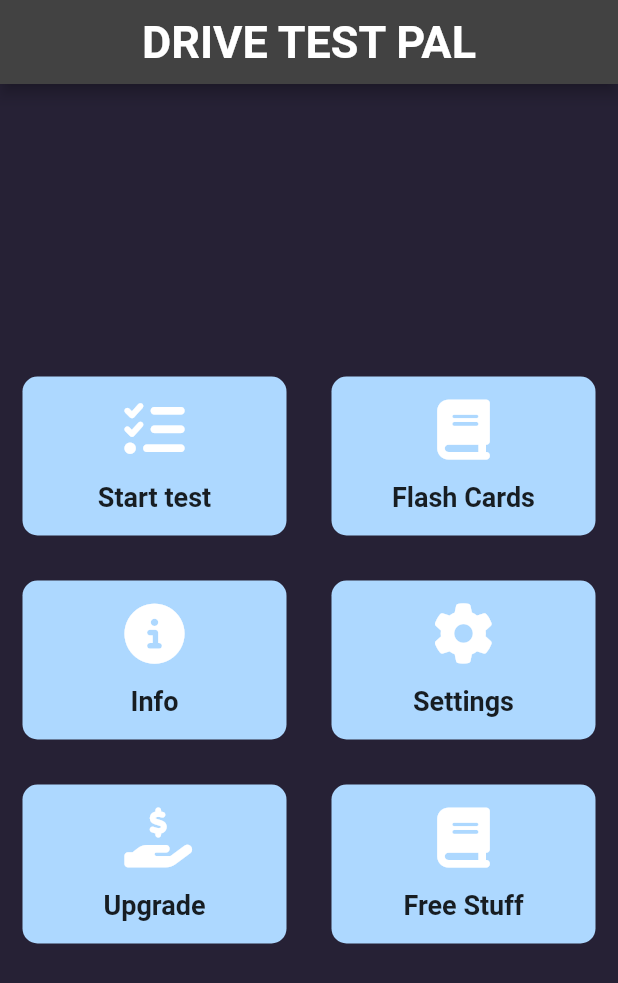
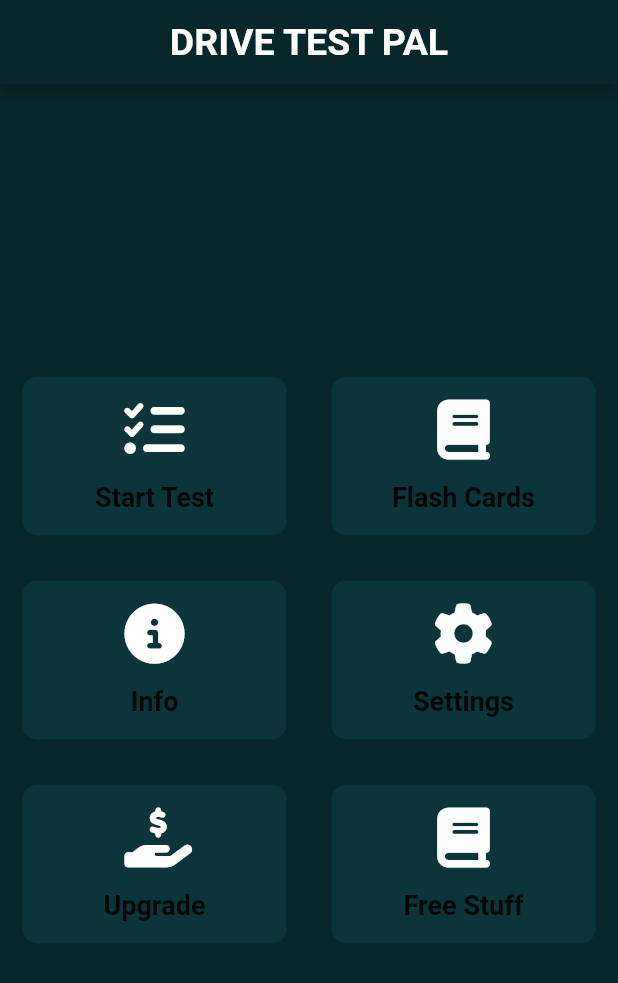
Before and after one commit to MJI-Abir/Drive-TestPal, a Flutter app: the screen it shows after launch, on a phone screen of 412 x 824 dp. Shown: the top 983 px of the screen. Run offline on Flutter 3.47's test engine with Material 2 defaults, Android fonts, the phone set to English and light mode, and no system bars; our stand-ins replace font_awesome_flutter.

Commit message:
modified the home page and also created the question_category_screen with navigation functionality

```diff
--- a/lib/components/icon_content.dart
+++ b/lib/components/icon_content.dart
@@ -3,7 +3,7 @@ import 'package:drive_test_pal/constants.dart';
 
 class IconContent extends StatelessWidget {
 
-  IconContent({required this.icon, required this.label});
+  const IconContent({super.key, required this.icon, required this.label});
 
   final IconData icon;
   final String label;
--- a/lib/components/reusable_card.dart
+++ b/lib/components/reusable_card.dart
@@ -1,24 +1,84 @@
 import 'package:flutter/material.dart';
 
-class ReusableCard extends StatelessWidget {
-  ReusableCard({required this.cardChild, required this.onPress});
+class ReusableCard extends StatefulWidget {
+  final Color color;
+  final Widget cardChild;
+  final VoidCallback? onPress;
+  const ReusableCard(
+      {required this.color,
+      required this.cardChild,
+      required this.onPress});
 
-  final Widget cardChild;
-  final Function onPress;
+  @override
+  State<ReusableCard> createState() => _ReusableCardState();
+}
 
+class _ReusableCardState extends State<ReusableCard> {
   @override
   Widget build(BuildContext context) {
     return GestureDetector(
-      onTap: onPress(),
+      onTap: widget.onPress,
       child: Container(
         padding: const EdgeInsets.only(top: 15.0, bottom: 15.0),
         margin: const EdgeInsets.all(15.0),
         decoration: BoxDecoration(
-          color: const Color(0xFFadd8ff),
+          color: widget.color,
           borderRadius: BorderRadius.circular(10.0),
+          // boxShadow: widget.isHovered
+          //     ? [
+          //         BoxShadow(
+          //           color: Colors.black.withOpacity(0.2),
+          //           spreadRadius: 2,
+          //           blurRadius: 5,
+          //           offset: const Offset(0, 2),
+          //         ),
+          //       ]
+          //     : [],
         ),
-        child: cardChild,
+        child: widget.cardChild,
       ),
     );
   }
 }
+
+// class ReusableCard extends statelessWidget {
+//   ReusableCard(
+//       {required this.color,
+//       required this.cardChild,
+//       required this.onPress,
+//       required this.isHovered});
+
+//   final Color color;
+//   final Widget cardChild;
+//   final Function onPress;
+//   final bool isHovered;
+
+//   @override
+//   Widget build(BuildContext context) {
+//     print(isHovered);
+//     return MouseRegion(
+//       child: GestureDetector(
+//         onTap: onPress(),
+//         child: Container(
+//           padding: const EdgeInsets.only(top: 15.0, bottom: 15.0),
+//           margin: const EdgeInsets.all(15.0),
+//           decoration: BoxDecoration(
+//             color: color,
+//             borderRadius: BorderRadius.circular(10.0),
+//             boxShadow: isHovered
+//                 ? [
+//                     BoxShadow(
+//                       color: Colors.black.withOpacity(0.2),
+//                       spreadRadius: 2,
+//                       blurRadius: 5,
+//                       offset: const Offset(0, 2),
+//                     ),
+//                   ]
+//                 : [],
+//           ),
+//           child: cardChild,
+//         ),
+//       ),
+//     );
+//   }
+// }
--- a/lib/constants.dart
+++ b/lib/constants.dart
@@ -1,9 +1,10 @@
 import 'package:flutter/material.dart';
 
-const kBottomContainerHeight = 80.0;
-const kActiveCardColor = Color(0xFF1D1E33);
-const kInactiveCardColor = Color(0xFF111328);
+const kAppThemeColor = Color(0xFF08272c);
+const kActiveCardColor = Color(0xFF0c353b);
+const kInactiveCardColor = Color(0x100c353b);
 const kBottomContainerColor = Color(0xFFEB1555);
+const kAppBarColor = Color(0xFF08272c);
 
 const kLabelTextStyle = TextStyle(
   fontSize: 18.0,
@@ -22,7 +23,17 @@ const kLargeButtonTextStyle = TextStyle(
 );
 
 const kTitleTextStyle = TextStyle(
-  fontSize: 30.0,
+  fontSize: 25.0,
+  fontWeight: FontWeight.bold,
+);
+
+const kQuestionCatTitleStyle = TextStyle(
+  fontSize: 12.0,
+  fontWeight: FontWeight.bold,
+);
+
+const kQuestionCatSubTitleStyle = TextStyle(
+  fontSize: 12.0,
   fontWeight: FontWeight.bold,
 );
 
--- a/lib/main.dart
+++ b/lib/main.dart
@@ -1,5 +1,7 @@
+import 'package:drive_test_pal/constants.dart';
+import 'package:drive_test_pal/screens/question_category_screen.dart';
 import 'package:flutter/material.dart';
-import 'screens/home_page.dart';
+import 'screens/home_screen.dart';
 
 void main() {
   runApp(const DriveTestPal());
@@ -12,10 +14,14 @@ class DriveTestPal extends StatelessWidget {
   Widget build(BuildContext context) {
     return MaterialApp(
       theme: ThemeData.dark().copyWith(
-        primaryColor: Color(0xFF262135),
-        scaffoldBackgroundColor: Color(0xFF262135),
+        primaryColor: kAppThemeColor,
+        scaffoldBackgroundColor: kAppThemeColor,
       ),
-      home: const HomePage(),
+      initialRoute: '/',
+      routes: {
+        '/' :(context) => HomeScreen(),
+        '/first' :(context) => QuestionCategoryScreen(),
+      },
     );
   }
 }
--- a/lib/screens/home_page.dart
+++ /dev/null
@@ -1,91 +0,0 @@
-import 'package:drive_test_pal/components/icon_content.dart';
-import 'package:drive_test_pal/components/reusable_card.dart';
-import 'package:drive_test_pal/constants.dart';
-import 'package:flutter/material.dart';
-import 'package:font_awesome_flutter/font_awesome_flutter.dart';
-
-class HomePage extends StatefulWidget {
-  const HomePage({super.key});
-
-  @override
-  State<HomePage> createState() => _HomePageState();
-}
-
-class _HomePageState extends State<HomePage> {
-  @override
-  Widget build(BuildContext context) {
-    return Scaffold(
-      appBar: AppBar(
-        centerTitle: true,
-        title: const Text('DRIVE TEST PAL', style: kTitleTextStyle,),
-
-      ),
-      body: Column(
-        mainAxisAlignment: MainAxisAlignment.center,
-        children: <Widget>[
-          Row(
-            children: <Widget>[
-              Expanded(
-                child: ReusableCard(
-                  cardChild: IconContent(
-                      icon: FontAwesomeIcons.listCheck, label: 'Start test'),
-                  onPress: () {},
-                ),
-              ),
-              Expanded(
-                child: ReusableCard(
-                  cardChild: IconContent(
-                    icon: FontAwesomeIcons.book,
-                    label: 'Flash Cards',
-                  ),
-                  onPress: () {},
-                ),
-              )
-            ],
-          ),
-          Row(
-            children: <Widget>[
-              Expanded(
-                child: ReusableCard(
-                  cardChild: IconContent(
-                      icon: FontAwesomeIcons.circleInfo, label: 'Info'),
-                  onPress: () {},
-                ),
-              ),
-              Expanded(
-                child: ReusableCard(
-                  cardChild: IconContent(
-                    icon: FontAwesomeIcons.gear,
-                    label: 'Settings',
-                  ),
-                  onPress: () {},
-                ),
-              )
-            ],
-          ),
-          Row(
-            children: <Widget>[
-              Expanded(
-                child: ReusableCard(
-                  cardChild: IconContent(
-                      icon: FontAwesomeIcons.handHoldingDollar,
-                      label: 'Upgrade'),
-                  onPress: () {},
-                ),
-              ),
-              Expanded(
-                child: ReusableCard(
-                  cardChild: IconContent(
-                    icon: FontAwesomeIcons.book,
-                    label: 'Free Stuff',
-                  ),
-                  onPress: () {},
-                ),
-              )
-            ],
-          ),
-        ],
-      ),
-    );
-  }
-}
--- /dev/null
+++ b/lib/screens/home_screen.dart
@@ -0,0 +1,68 @@
+import 'package:drive_test_pal/components/icon_content.dart';
+import 'package:drive_test_pal/components/reusable_card.dart';
+import 'package:drive_test_pal/constants.dart';
+import 'package:flutter/material.dart';
+import 'package:font_awesome_flutter/font_awesome_flutter.dart';
+
+class HomeScreen extends StatefulWidget {
+  const HomeScreen({super.key});
+
+  @override
+  State<HomeScreen> createState() => _HomeScreenState();
+}
+
+class _HomeScreenState extends State<HomeScreen> {
+  // bool _isHovered = true;
+
+  Expanded buildKey(IconData iconData, String cardLabel) {
+    return Expanded(
+      child: ReusableCard(
+        color: kActiveCardColor,
+        // color: _isHovered ? kActiveCardColor : kInactiveCardColor,
+        cardChild: IconContent(icon: iconData, label: cardLabel),
+        onPress: () {
+          Navigator.pushNamed(context, '/first');
+        },
+        //TODO 2: Create a method "animateWhileHovering" to make an animation while hovering over the ReusableCard.
+        // isHovered: _isHovered,
+      ),
+    );
+  }
+
+  @override
+  Widget build(BuildContext context) {
+    return Scaffold(
+      appBar: AppBar(
+        backgroundColor: kAppBarColor,
+        centerTitle: true,
+        title: const Text(
+          'DRIVE TEST PAL',
+          style: kTitleTextStyle,
+        ),
+      ),
+      body: Column(
+        mainAxisAlignment: MainAxisAlignment.center,
+        children: <Widget>[
+          Row(
+            children: <Widget>[
+              buildKey(FontAwesomeIcons.listCheck, 'Start Test'),
+              buildKey(FontAwesomeIcons.book, 'Flash Cards'),
+            ],
+          ),
+          Row(
+            children: <Widget>[
+              buildKey(FontAwesomeIcons.circleInfo, 'Info'),
+              buildKey(FontAwesomeIcons.gear, 'Settings'),
+            ],
+          ),
+          Row(
+            children: <Widget>[
+              buildKey(FontAwesomeIcons.handHoldingDollar, 'Upgrade'),
+              buildKey(FontAwesomeIcons.book, 'Free Stuff'),
+            ],
+          ),
+        ],
+      ),
+    );
+  }
+}
```
Also changed, not shown: lib/components/question_category_card.dart (added, +15 -0 lines), lib/screens/question_category_screen.dart (added, +21 -0 lines), lib/widgets/question_cat_tile.dart (added, +32 -0 lines), lib/widgets/questions_cat_list.dart (added, +21 -0 lines).
